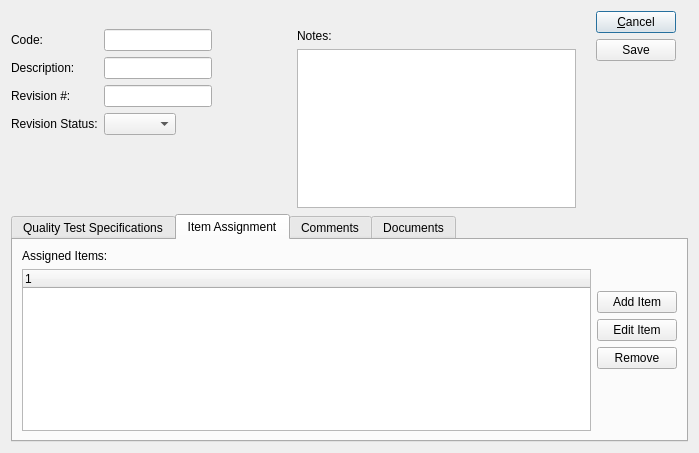
Qt form source/quality/foundation-database/uiforms/qplan.ui (tomdatkins/xtuple) before a commit.
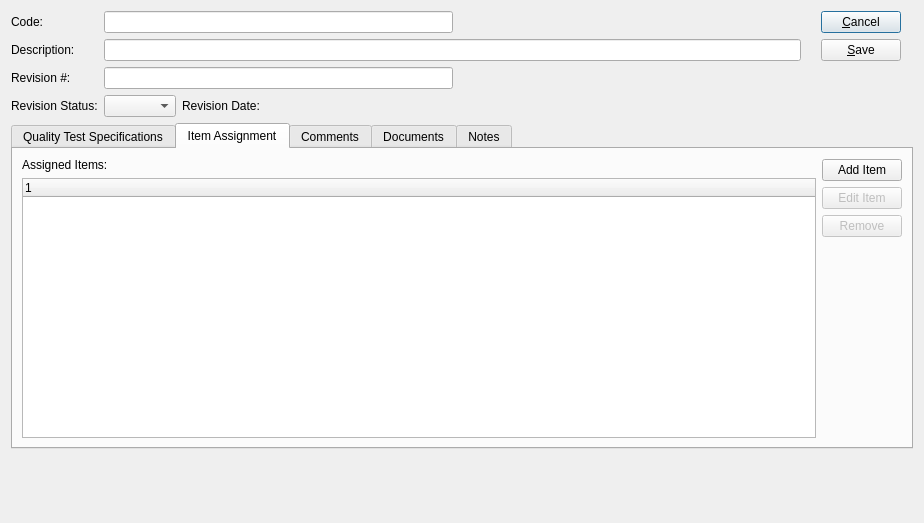
The same form after that commit. The open tabs and pages were chosen to show the change. Custom widgets are drawn as their Qt base class.

The edit to the form file:
```diff
--- a/source/quality/foundation-database/uiforms/qplan.ui
+++ b/source/quality/foundation-database/uiforms/qplan.ui
@@ -13,8 +13,8 @@
    <rect>
     <x>0</x>
     <y>0</y>
-    <width>699</width>
-    <height>453</height>
+    <width>924</width>
+    <height>523</height>
    </rect>
   </property>
   <property name="windowTitle">
@@ -23,22 +23,18 @@
   <property name="layoutDirection">
    <enum>Qt::LeftToRight</enum>
   </property>
-  <layout class="QGridLayout" name="gridLayout">
-   <item row="1" column="0">
-    <layout class="QGridLayout" name="gridLayout_2">
-     <item row="1" column="2">
+  <layout class="QVBoxLayout" name="verticalLayout_2">
+   <item>
       <layout class="QHBoxLayout" name="horizontalLayout_3">
        <item>
-        <layout class="QFormLayout" name="formLayout">
-         <property name="fieldGrowthPolicy">
-          <enum>QFormLayout::FieldsStayAtSizeHint</enum>
+      <layout class="QGridLayout" name="gridLayout_7">
+       <item row="2" column="0">
+        <widget class="QLabel" name="_revNumLit">
+         <property name="text">
+          <string>Revision #:</string>
          </property>
-         <property name="topMargin">
-          <number>18</number>
-         </property>
-         <property name="bottomMargin">
-          <number>18</number>
-         </property>
+        </widget>
+       </item>
          <item row="0" column="0">
           <widget class="QLabel" name="_codeLit">
            <property name="text">
@@ -46,9 +42,6 @@
            </property>
           </widget>
          </item>
-         <item row="0" column="1">
-          <widget class="QLineEdit" name="_code"/>
-         </item>
          <item row="1" column="0">
           <widget class="QLabel" name="_descLit">
            <property name="text">
@@ -56,53 +49,93 @@
            </property>
           </widget>
          </item>
+       <item row="3" column="0">
+        <widget class="QLabel" name="_revStatLit">
+         <property name="text">
+          <string>Revision Status:</string>
+         </property>
+        </widget>
+       </item>
          <item row="1" column="1">
           <widget class="XLineEdit" name="_desc"/>
          </item>
-         <item row="2" column="0">
-          <widget class="QLabel" name="_revNumLit">
-           <property name="text">
-            <string>Revision #:</string>
-           </property>
-          </widget>
-         </item>
          <item row="2" column="1">
+        <layout class="QHBoxLayout" name="horizontalLayout">
+         <item>
           <widget class="XLineEdit" name="_revnum">
            <property name="enabled">
             <bool>true</bool>
            </property>
           </widget>
          </item>
-         <item row="3" column="0">
-          <widget class="QLabel" name="_revStatLit">
-           <property name="text">
-            <string>Revision Status:</string>
+         <item>
+          <spacer name="horizontalSpacer_3">
+           <property name="orientation">
+            <enum>Qt::Horizontal</enum>
            </property>
-          </widget>
+           <property name="sizeHint" stdset="0">
+            <size>
+             <width>40</width>
+             <height>20</height>
+            </size>
+           </property>
+          </spacer>
+         </item>
+        </layout>
+       </item>
+       <item row="0" column="1">
+        <layout class="QHBoxLayout" name="horizontalLayout_2">
+         <item>
+          <widget class="QLineEdit" name="_code"/>
+         </item>
+         <item>
+          <spacer name="horizontalSpacer_2">
+           <property name="orientation">
+            <enum>Qt::Horizontal</enum>
+           </property>
+           <property name="sizeHint" stdset="0">
+            <size>
+             <width>40</width>
+             <height>20</height>
+            </size>
+           </property>
+          </spacer>
+         </item>
+        </layout>
          </item>
          <item row="3" column="1">
+        <layout class="QHBoxLayout" name="horizontalLayout_4">
+         <item>
           <widget class="XComboBox" name="_revstat">
            <property name="allowNull">
-            <bool>true</bool>
+            <bool>false</bool>
            </property>
           </widget>
          </item>
-        </layout>
-       </item>
        <item>
-        <layout class="QVBoxLayout" name="verticalLayout_2">
-         <property name="topMargin">
-          <number>18</number>
-         </property>
-         <item>
-          <widget class="QLabel" name="_notesLit">
+          <widget class="XLabel" name="_revDateLit">
            <property name="text">
-            <string>Notes:</string>
+            <string>Revision Date:</string>
            </property>
           </widget>
          </item>
          <item>
-          <widget class="XTextEdit" name="_notes"/>
+          <widget class="DLineEdit" name="_revDate"/>
+         </item>
+         <item>
+          <spacer name="horizontalSpacer">
+           <property name="orientation">
+            <enum>Qt::Horizontal</enum>
+           </property>
+           <property name="sizeHint" stdset="0">
+            <size>
+             <width>40</width>
+             <height>20</height>
+            </size>
+           </property>
+          </spacer>
+         </item>
+        </layout>
          </item>
         </layout>
        </item>
@@ -119,12 +152,18 @@
            <property name="text">
             <string>&amp;Cancel</string>
            </property>
+         <property name="shortcut">
+          <string>Ctrl+C</string>
+         </property>
           </widget>
          </item>
          <item>
           <widget class="QPushButton" name="_save">
            <property name="text">
-            <string>Save</string>
+          <string>&amp;Save</string>
+         </property>
+         <property name="shortcut">
+          <string>Ctrl+S</string>
            </property>
           </widget>
          </item>
@@ -161,7 +200,7 @@
        </item>
       </layout>
      </item>
-     <item row="2" column="2">
+   <item>
       <widget class="QTabWidget" name="_tabs">
        <property name="currentIndex">
         <number>0</number>
@@ -209,6 +248,9 @@
               <layout class="QVBoxLayout" name="verticalLayout_4">
                <item>
                 <widget class="QPushButton" name="_addSpec">
+               <property name="focusPolicy">
+                <enum>Qt::NoFocus</enum>
+               </property>
                  <property name="text">
                   <string>Add-&gt;</string>
                  </property>
@@ -216,6 +258,9 @@
                </item>
                <item>
                 <widget class="QPushButton" name="_removeSpec">
+               <property name="focusPolicy">
+                <enum>Qt::NoFocus</enum>
+               </property>
                  <property name="text">
                   <string>&lt;-Remove</string>
                  </property>
@@ -295,6 +340,9 @@
                </item>
                <item>
                 <widget class="QPushButton" name="_editItem">
+               <property name="enabled">
+                <bool>false</bool>
+               </property>
                  <property name="text">
                   <string>Edit Item</string>
                  </property>
@@ -302,13 +350,14 @@
                </item>
                <item>
                 <widget class="QPushButton" name="_removeItem">
+               <property name="enabled">
+                <bool>false</bool>
+               </property>
                  <property name="text">
                   <string>Remove</string>
                  </property>
                 </widget>
                </item>
-              </layout>
-             </item>
              <item>
               <spacer>
                <property name="orientation">
@@ -320,10 +369,12 @@
                <property name="sizeHint" stdset="0">
                 <size>
                  <width>20</width>
-                 <height>20</height>
+                 <height>200</height>
                 </size>
                </property>
               </spacer>
+             </item>
+            </layout>
              </item>
             </layout>
            </item>
@@ -351,9 +402,30 @@
          </item>
         </layout>
        </widget>
-      </widget>
-     </item>
-    </layout>
+     <widget class="QWidget" name="tab">
+      <attribute name="title">
+       <string>Notes</string>
+      </attribute>
+      <layout class="QVBoxLayout" name="verticalLayout_10">
+       <item>
+        <widget class="XTextEdit" name="_notes"/>
+       </item>
+      </layout>
+     </widget>
+    </widget>
+   </item>
+   <item>
+    <spacer name="verticalSpacer_2">
+     <property name="orientation">
+      <enum>Qt::Vertical</enum>
+     </property>
+     <property name="sizeHint" stdset="0">
+      <size>
+       <width>20</width>
+       <height>40</height>
+      </size>
+     </property>
+    </spacer>
    </item>
   </layout>
  </widget>
@@ -363,6 +435,11 @@
    <extends>QWidget</extends>
    <header>comments.h</header>
   </customwidget>
+  <customwidget>
+   <class>DLineEdit</class>
+   <extends>QWidget</extends>
+   <header>datecluster.h</header>
+  </customwidget>
   <customwidget>
    <class>Documents</class>
    <extends>QWidget</extends>
@@ -373,6 +450,11 @@
    <extends>QComboBox</extends>
    <header>xcombobox.h</header>
   </customwidget>
+  <customwidget>
+   <class>XLabel</class>
+   <extends>QLabel</extends>
+   <header>xlabel.h</header>
+  </customwidget>
   <customwidget>
    <class>XLineEdit</class>
    <extends>QLineEdit</extends>
```
Left out of the diff: 12 changed lines with no effect on the pictures. Lines whose indentation alone changed are shown as unchanged.
